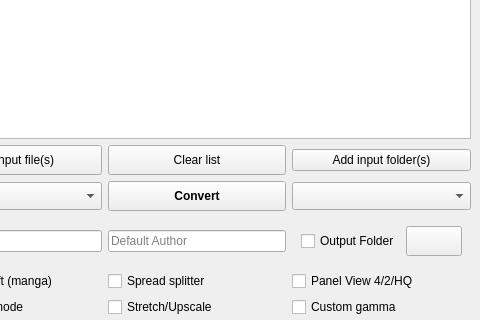
Qt form gui/KCC.ui (ciromattia/kcc) before a commit; both pictures show x 86 to 566 and y 92 to 412 of the 566 by 744 pixel window.
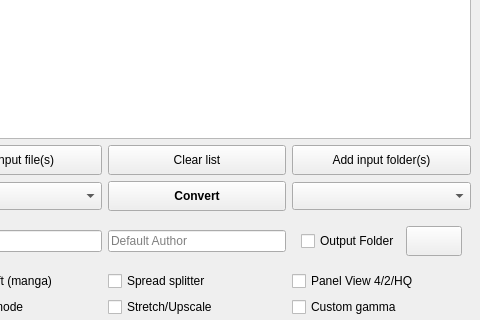
The same form after that commit. Icons and pictures are not drawn.

Commit message: fix add folder button sizePolicy

Diff of the .ui file:
```diff
--- a/gui/KCC.ui
+++ b/gui/KCC.ui
@@ -7,7 +7,7 @@
     <x>0</x>
     <y>0</y>
     <width>566</width>
-    <height>573</height>
+    <height>581</height>
    </rect>
   </property>
   <property name="windowTitle">
@@ -802,6 +802,12 @@
        </item>
        <item row="0" column="4">
         <widget class="QPushButton" name="directoryButton">
+         <property name="sizePolicy">
+          <sizepolicy hsizetype="Minimum" vsizetype="Minimum">
+           <horstretch>0</horstretch>
+           <verstretch>0</verstretch>
+          </sizepolicy>
+         </property>
          <property name="toolTip">
           <string>&lt;html&gt;&lt;head/&gt;&lt;body&gt;&lt;p style='white-space:pre'&gt;Add directory containing JPG, PNG or GIF files to queue.&lt;br/&gt;&lt;span style=&quot; font-weight:600;&quot;&gt;CBR, CBZ and CB7 files inside will not be processed!&lt;/span&gt;&lt;/p&gt;&lt;/body&gt;&lt;/html&gt;</string>
          </property>
```
The commit also changes 1 other file.
